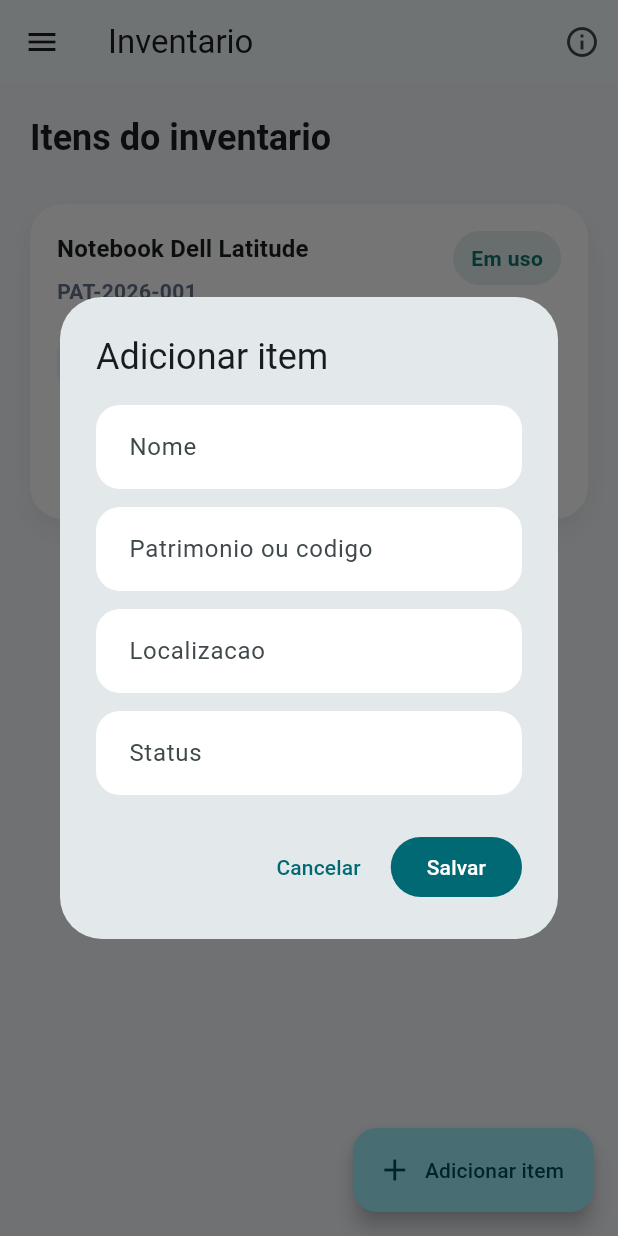
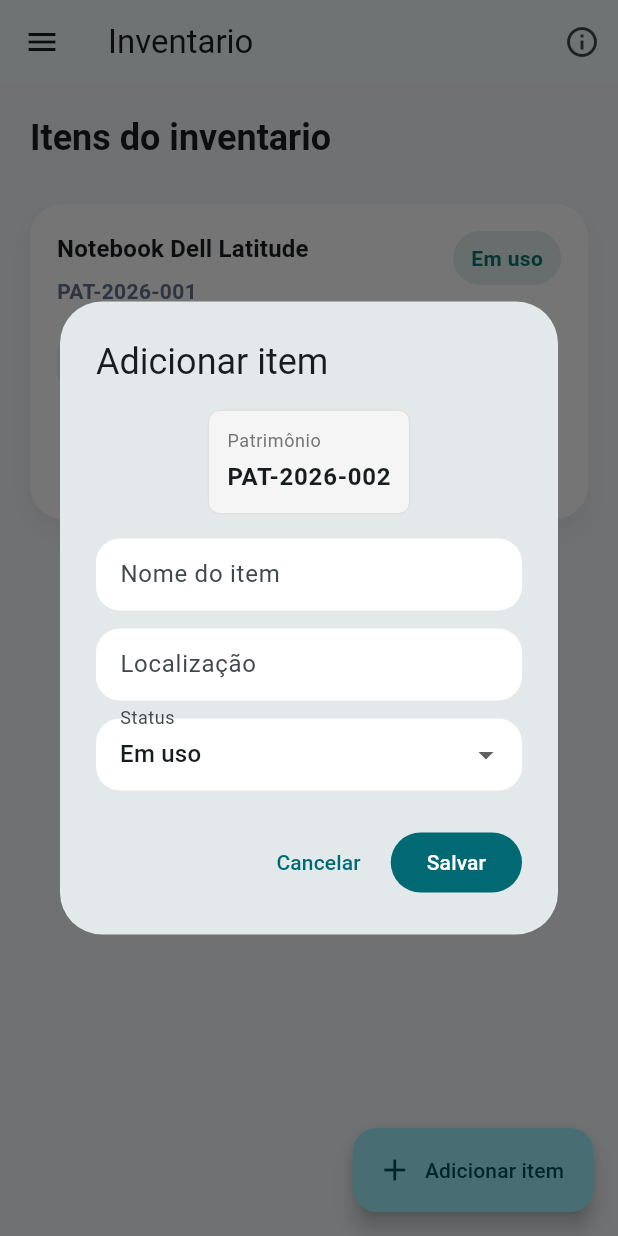
Before and after one commit to Caio-Martin/Anchieta_Flutter_Nextinventory, a Flutter app: the screen it shows after launch, after a tap on "Entrar", after a tap on "Adicionar item", on a phone screen of 412 x 824 dp. Run offline on Flutter 3.47's test engine with Material 3 defaults, Android fonts, the light colour scheme and no system bars.

```diff
--- a/lib/main.dart
+++ b/lib/main.dart
@@ -3,6 +3,7 @@ import 'package:flutter/material.dart';
 import 'screens/about_screen.dart';
 import 'screens/inventory_screen.dart';
 import 'screens/login_screen.dart';
+import 'screens/password_recovery_screen.dart';
 
 void main() {
   runApp(const NextInventoryApp());
@@ -46,6 +47,8 @@ class NextInventoryApp extends StatelessWidget {
         LoginScreen.routeName: (context) => const LoginScreen(),
         InventoryScreen.routeName: (context) => const InventoryScreen(),
         AboutScreen.routeName: (context) => const AboutScreen(),
+        PasswordRecoveryScreen.routeName: (context) =>
+            const PasswordRecoveryScreen(),
       },
     );
   }
--- a/lib/screens/inventory_screen.dart
+++ b/lib/screens/inventory_screen.dart
@@ -24,20 +24,30 @@ class _InventoryScreenState extends State<InventoryScreen> {
     ),
   ];
 
+  int _nextAssetNumber = 2;
+
+  String _generateAssetCode() {
+    final code = 'PAT-2026-${_nextAssetNumber.toString().padLeft(3, '0')}';
+    _nextAssetNumber++;
+    return code;
+  }
+
   Future<void> _showItemDialog({InventoryItem? item}) async {
     final nameController = TextEditingController(text: item?.name ?? '');
-    final codeController = TextEditingController(text: item?.code ?? '');
     final locationController = TextEditingController(
       text: item?.location ?? '',
     );
     final statusController = TextEditingController(text: item?.status ?? '');
     final formKey = GlobalKey<FormState>();
 
+    final isNewItem = item == null;
+    final generatedCode = isNewItem ? _generateAssetCode() : item.code;
+
     await showDialog<void>(
       context: context,
       builder: (context) {
         return AlertDialog(
-          title: Text(item == null ? 'Adicionar item' : 'Editar item'),
+          title: Text(isNewItem ? 'Adicionar item' : 'Editar item'),
           content: SizedBox(
             width: 420,
             child: Form(
@@ -46,27 +56,53 @@ class _InventoryScreenState extends State<InventoryScreen> {
                 child: Column(
                   mainAxisSize: MainAxisSize.min,
                   children: [
+                    // Exibir patrimônio como texto (não editável)
+                    Container(
+                      padding: const EdgeInsets.all(12),
+                      decoration: BoxDecoration(
+                        color: Colors.grey[100],
+                        borderRadius: BorderRadius.circular(8),
+                        border: Border.all(color: Colors.grey[300]!),
+                      ),
+                      child: Column(
+                        crossAxisAlignment: CrossAxisAlignment.start,
+                        children: [
+                          Text(
+                            'Patrimônio',
+                            style: Theme.of(context).textTheme.bodySmall
+                                ?.copyWith(color: Colors.grey[600]),
+                          ),
+                          const SizedBox(height: 4),
+                          Text(
+                            generatedCode,
+                            style: Theme.of(context).textTheme.bodyLarge
+                                ?.copyWith(fontWeight: FontWeight.w600),
+                          ),
+                        ],
+                      ),
+                    ),
+                    const SizedBox(height: 16),
                     _DialogTextField(
                       controller: nameController,
-                      label: 'Nome',
-                    ), // transformar em auto-complete com itens ja cadastrados
-                    const SizedBox(height: 12),
-                    _DialogTextField(
-                      controller: codeController,
-                      label:
-                          'Patrimonio ou codigo', // transformar em auto-incremental
+                      label: 'Nome do item',
+                      hintText: 'Ex: Notebook, Monitor, Teclado...',
                     ),
                     const SizedBox(height: 12),
                     _DialogTextField(
                       controller: locationController,
-                      label:
-                          'Localizacao', //  transformar em dropdown com setores pre-definidos
+                      label: 'Localização',
+                      hintText: 'Ex: TI - Sala 02',
                     ),
                     const SizedBox(height: 12),
-                    _DialogTextField(
+                    _DialogDropdown(
                       controller: statusController,
-                      label:
-                          'Status', // transformar em dropdown com opcoes pre-definidas (Em uso, Disponivel, Manutencao, Baixado)
+                      label: 'Status',
+                      items: const [
+                        'Em uso',
+                        'Disponível',
+                        'Manutenção',
+                        'Baixado',
+                      ],
                     ),
                   ],
                 ),
@@ -85,13 +121,13 @@ class _InventoryScreenState extends State<InventoryScreen> {
                 }
 
                 setState(() {
-                  if (item == null) {
+                  if (isNewItem) {
                     _items.insert(
                       0,
                       InventoryItem(
                         id: DateTime.now().millisecondsSinceEpoch.toString(),
                         name: nameController.text.trim(),
-                        code: codeController.text.trim(),
+                        code: generatedCode,
                         location: locationController.text.trim(),
                         status: statusController.text.trim(),
                       ),
@@ -103,7 +139,6 @@ class _InventoryScreenState extends State<InventoryScreen> {
                     if (index != -1) {
                       _items[index] = item.copyWith(
                         name: nameController.text.trim(),
-                        code: codeController.text.trim(),
                         location: locationController.text.trim(),
                         status: statusController.text.trim(),
                       );
@@ -113,7 +148,7 @@ class _InventoryScreenState extends State<InventoryScreen> {
 
                 Navigator.pop(context);
               },
-              child: Text(item == null ? 'Salvar' : 'Atualizar'),
+              child: Text(isNewItem ? 'Salvar' : 'Atualizar'),
             ),
           ],
         );
@@ -121,7 +156,6 @@ class _InventoryScreenState extends State<InventoryScreen> {
     );
 
     nameController.dispose();
-    codeController.dispose();
     locationController.dispose();
     statusController.dispose();
   }
@@ -303,22 +337,92 @@ class _InventoryScreenState extends State<InventoryScreen> {
 }
 
 class _DialogTextField extends StatelessWidget {
-  const _DialogTextField({required this.controller, required this.label});
+  const _DialogTextField({
+    required this.controller,
+    required this.label,
+    this.hintText,
+  });
 
   final TextEditingController controller;
   final String label;
+  final String? hintText;
 
   @override
   Widget build(BuildContext context) {
     return TextFormField(
       controller: controller,
-      decoration: InputDecoration(labelText: label),
+      decoration: InputDecoration(
+        labelText: label,
+        hintText: hintText,
+        border: OutlineInputBorder(borderRadius: BorderRadius.circular(8)),
+        contentPadding: const EdgeInsets.symmetric(
+          horizontal: 12,
+          vertical: 12,
+        ),
+      ),
       validator: (value) {
         if (value == null || value.trim().isEmpty) {
-          return 'Preencha este campo.';
+          return 'Campo obrigatório';
         }
         return null;
       },
     );
   }
 }
+
+class _DialogDropdown extends StatefulWidget {
+  const _DialogDropdown({
+    required this.controller,
+    required this.label,
+    required this.items,
+  });
+
+  final TextEditingController controller;
+  final String label;
+  final List<String> items;
+
+  @override
+  State<_DialogDropdown> createState() => _DialogDropdownState();
+}
+
+class _DialogDropdownState extends State<_DialogDropdown> {
+  late String _selectedValue;
+
+  @override
+  void initState() {
+    super.initState();
+    _selectedValue = widget.controller.text.isNotEmpty
+        ? widget.controller.text
+        : widget.items.first;
+  }
+
+  @override
+  Widget build(BuildContext context) {
+    return DropdownButtonFormField<String>(
+      value: _selectedValue,
+      decoration: InputDecoration(
+        labelText: widget.label,
+        border: OutlineInputBorder(borderRadius: BorderRadius.circular(8)),
+        contentPadding: const EdgeInsets.symmetric(
+          horizontal: 12,
+          vertical: 12,
+        ),
+      ),
+      items: widget.items
+          .map((item) => DropdownMenuItem(value: item, child: Text(item)))
+          .toList(),
+      onChanged: (value) {
+        setState(() {
+          _selectedValue = value!;
+          widget.controller.text = value;
+        });
+      },
+      validator: (value) {
+        if (value == null || value.isEmpty) {
+          return 'Selecione um status';
+        }
+        return null;
+      },
+    );
+  }
+}
--- a/lib/screens/login_screen.dart
+++ b/lib/screens/login_screen.dart
@@ -1,6 +1,7 @@
 import 'package:flutter/material.dart';
 import '../widgets/custom_text_field.dart';
 import 'inventory_screen.dart';
+import 'password_recovery_screen.dart';
 
 class LoginScreen extends StatefulWidget {
   const LoginScreen({super.key});
@@ -38,22 +39,6 @@ class _LoginScreenState extends State<LoginScreen> {
             child: Image.asset(
               'assets/images/login_background.jpg',
               fit: BoxFit.cover,
-            ),
-          ),
-          Positioned.fill(
-            child: DecoratedBox(
-              decoration: BoxDecoration(
-                gradient: LinearGradient(
-                  begin: Alignment.topCenter,
-                  end: Alignment.bottomCenter,
-                  colors: [
-                    const Color(0xFF0B1F33).withValues(alpha: 0.78),
-                    const Color(0xFF135D66).withValues(alpha: 0.9),
-                    Colors.white,
-                  ],
-                  stops: const [0, 0.38, 1],
-                ),
-              ),
             ),
           ),
           SafeArea(
@@ -181,7 +166,12 @@ class _LoginScreenState extends State<LoginScreen> {
             ),
           ),
           const SizedBox(height: 12),
-          TextButton(onPressed: () {}, child: const Text('Recuperar senha')),
+          TextButton(
+            onPressed: () {
+              Navigator.pushNamed(context, PasswordRecoveryScreen.routeName);
+            },
+            child: const Text('Recuperar senha'),
+          ),
         ],
       ),
     );
```
Also changed, not shown: lib/screens/password_recovery_screen.dart (added, +431 -0 lines), 1 other file.
